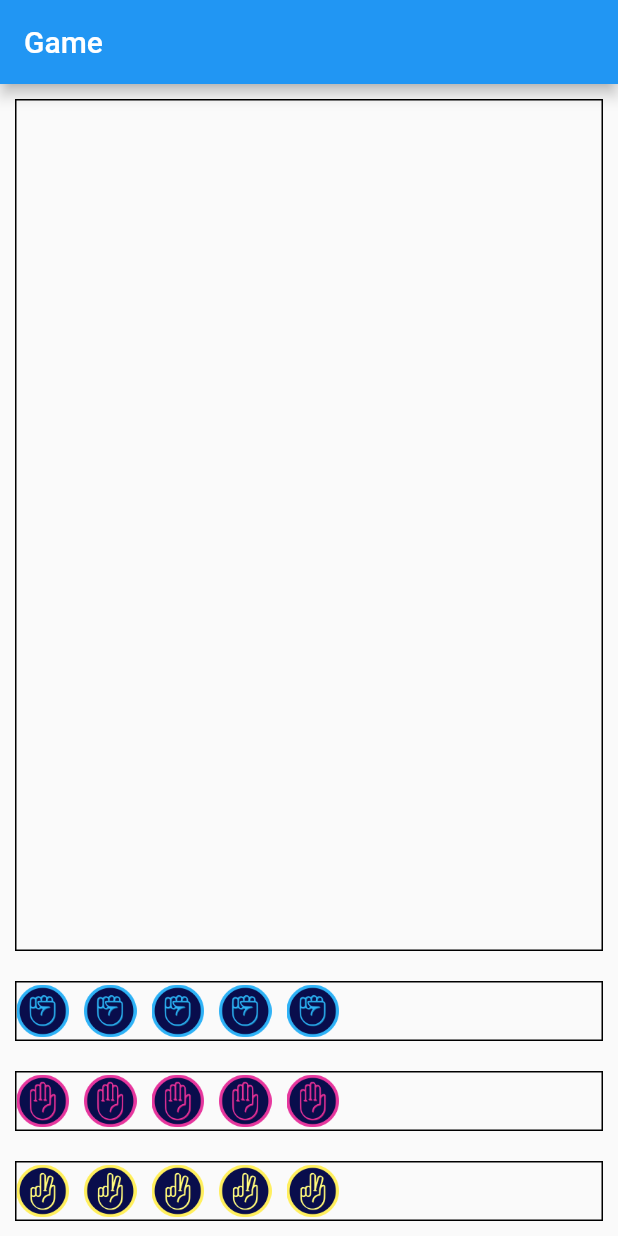
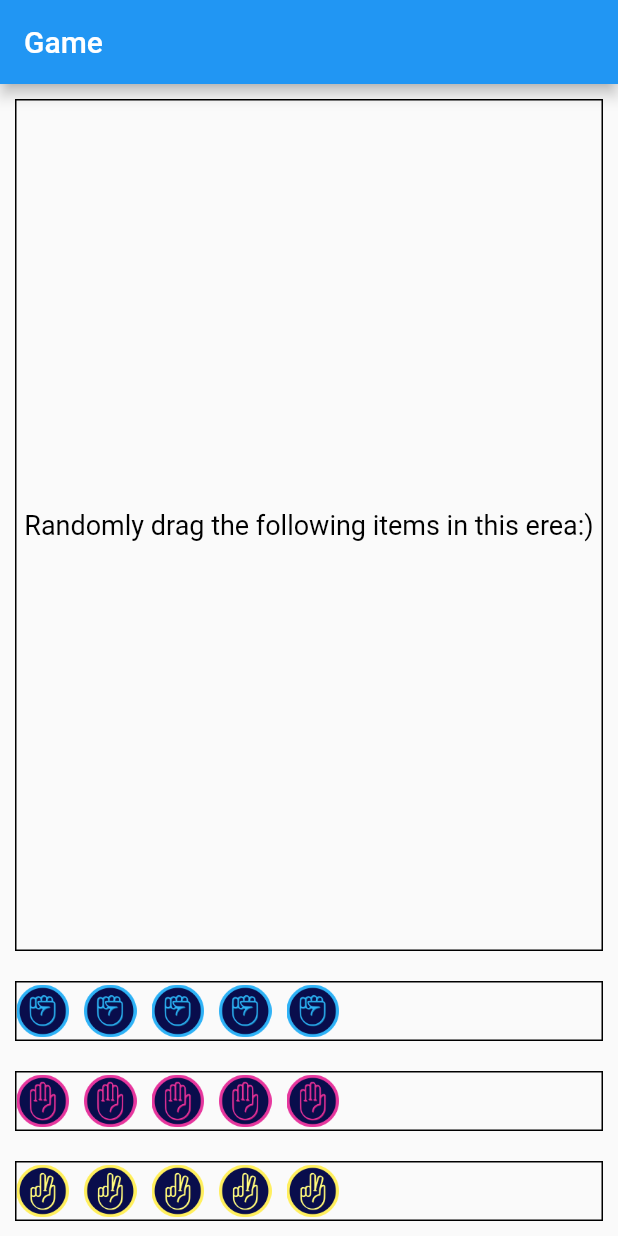
Before and after one commit to jamilehSadatHosseini/RockPaperScissorsGame, a Flutter app: the screen it shows after launch, on a phone screen of 412 x 824 dp. Run offline on Flutter 3.47's test engine with Material 2 defaults, Android fonts, the phone set to English and light mode, and no system bars.

Commit message:
add a guidance for user in game panel

```diff
--- a/lib/screen/game_panel.dart
+++ b/lib/screen/game_panel.dart
@@ -32,7 +32,7 @@ class _GamePanelState extends State<GamePanel> {
     double panelHeight = MediaQuery
         .of(context)
         .size
-        .height - AppBar().preferredSize.height - 200;
+        .height - AppBar().preferredSize.height - 220;
     for (var obj in widget.droppedObjects) {
       obj.x += obj.dx;
       obj.y += obj.dy;
@@ -76,12 +76,14 @@ class _GamePanelState extends State<GamePanel> {
   void handleCollision(GameObject obj1, GameObject obj2) {
     if (obj1.type == obj2.type) {
       // If they're of the same type, they should just bounce off each other
-      double tempDx =1.25* obj1.dx;
-      double tempDy = 1.25*obj1.dy;
+      double tempDx = obj1.dx;
+      double tempDy = obj1.dy;
       obj1.dx = obj2.dx;
       obj1.dy = obj2.dy;
       obj2.dx = tempDx;
       obj2.dy = tempDy;
+
+
     } else {
       // Handle the game's logic for different types
       if (obj1.type == ObjectType.Rock && obj2.type == ObjectType.Scissors) {
@@ -120,6 +122,17 @@ class _GamePanelState extends State<GamePanel> {
     return Center(
       child: Stack(
         children: [
+          const Positioned.fill(
+            child: Center(
+              child: Text(
+                "Randomly drag the following items in this erea:)",
+                style: TextStyle(
+                  fontSize: 18.0, // Choose a suitable font size
+                  color: Colors.black, // Choose a suitable color
+                ),
+              ),
+            ),
+          ),
           for (var obj in widget.droppedObjects)
             Positioned(
               left: obj.x,
```
Also changed, not shown: 1 other file.
